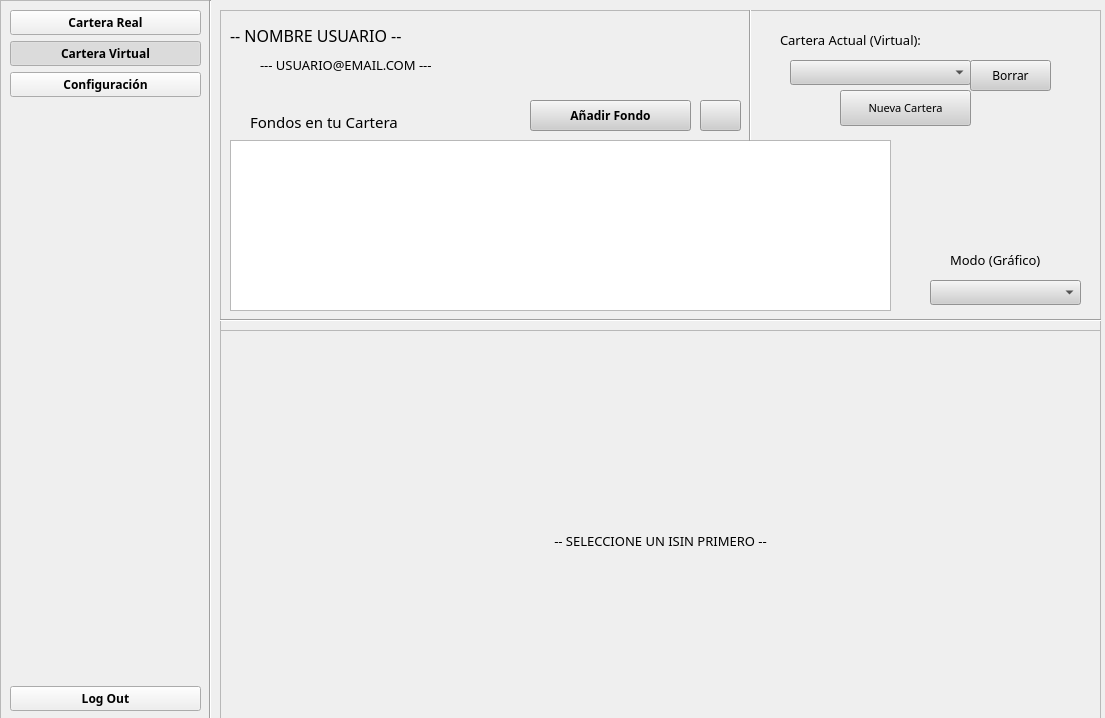
Qt form src/GUI/PrincipalUsuario.ui (jesusramondovale/IngenicaSTS) before a commit.
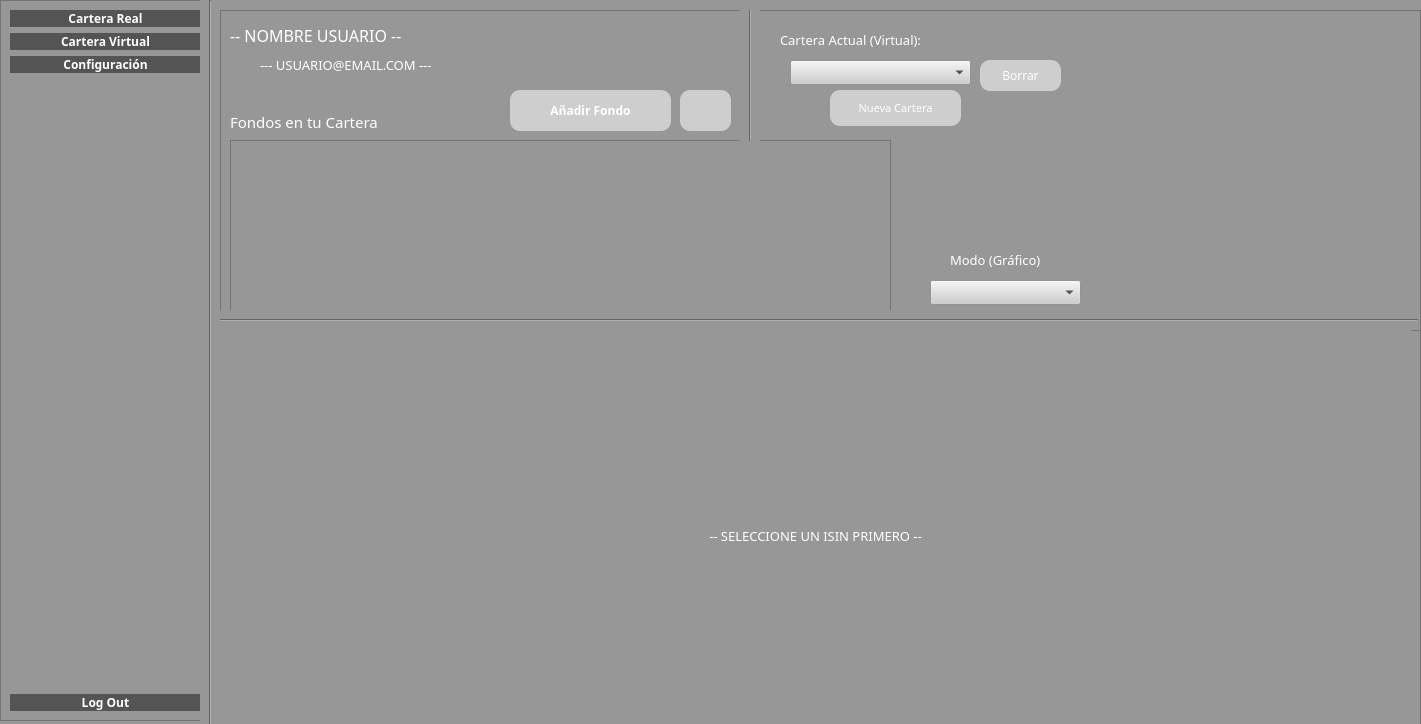
The same form after that commit. Icons and pictures are not drawn.

Patch:
```diff
--- a/src/GUI/PrincipalUsuario.ui
+++ b/src/GUI/PrincipalUsuario.ui
@@ -6,8 +6,8 @@
    <rect>
     <x>0</x>
     <y>0</y>
-    <width>1105</width>
-    <height>718</height>
+    <width>1421</width>
+    <height>724</height>
    </rect>
   </property>
   <property name="windowTitle">
@@ -18,7 +18,45 @@
     <normaloff>../../../logo.ico</normaloff>../../../logo.ico</iconset>
   </property>
   <property name="styleSheet">
-   <string notr="true"/>
+   <string notr="true">* {
+	 background-color: rgb(151, 151, 151)
+}
+
+QLabel {
+	color: rgb(255, 255, 255);
+
+}
+
+QLineEdit {
+	border:  2px solid rgb(98, 98, 98);
+	border-radius: 15px;
+	color: rgb(255, 255, 255);
+	background-color: rgb(151, 151, 151)
+}
+QLineEdit:hover{
+	border: 2px solid rgb(48,50,62);
+}
+
+QLineEdit:focus {
+
+	border : 2px solid rgb(48,50,62)
+
+}
+
+
+QPushButton {
+
+	border-radius: 10px;
+	background-color: rgb(84, 84, 84);
+	color:rgb(255, 255, 255)
+
+}
+
+QPushButton:hover {
+	background-color: rgb(0, 0, 0)
+}
+
+</string>
   </property>
   <widget class="QWidget" name="centralwidget">
    <property name="styleSheet">
@@ -36,6 +74,9 @@
       <height>721</height>
      </rect>
     </property>
+    <property name="styleSheet">
+     <string notr="true"/>
+    </property>
     <property name="frameShape">
      <enum>QFrame::StyledPanel</enum>
     </property>
@@ -53,6 +94,9 @@
          <bold>true</bold>
         </font>
        </property>
+       <property name="styleSheet">
+        <string notr="true"/>
+       </property>
        <property name="text">
         <string>Cartera Real</string>
        </property>
@@ -157,8 +201,8 @@
      <rect>
       <x>220</x>
       <y>10</y>
-      <width>881</width>
-      <height>821</height>
+      <width>1201</width>
+      <height>731</height>
      </rect>
     </property>
     <property name="frameShape">
@@ -172,7 +216,7 @@
       <rect>
        <x>0</x>
        <y>0</y>
-       <width>881</width>
+       <width>1201</width>
        <height>321</height>
       </rect>
      </property>
@@ -251,6 +295,11 @@
         <height>171</height>
        </rect>
       </property>
+      <property name="styleSheet">
+       <string notr="true">selection-color: rgb(89, 89, 89);
+border-color: rgb(0, 216, 216);
+color: rgb(255, 255, 255);</string>
+      </property>
       <property name="editTriggers">
        <set>QAbstractItemView::DoubleClicked</set>
       </property>
@@ -317,10 +366,10 @@
      <widget class="QPushButton" name="buttonAddISIN">
       <property name="geometry">
        <rect>
-        <x>310</x>
-        <y>90</y>
+        <x>290</x>
+        <y>80</y>
         <width>161</width>
-        <height>31</height>
+        <height>41</height>
        </rect>
       </property>
       <property name="font">
@@ -401,9 +450,9 @@
      <widget class="QLabel" name="labelCartera">
       <property name="geometry">
        <rect>
-        <x>30</x>
+        <x>10</x>
         <y>100</y>
-        <width>271</width>
+        <width>261</width>
         <height>23</height>
        </rect>
       </property>
@@ -428,7 +477,7 @@
      <widget class="QPushButton" name="buttonBorrarCartera">
       <property name="geometry">
        <rect>
-        <x>750</x>
+        <x>760</x>
         <y>50</y>
         <width>81</width>
         <height>31</height>
@@ -455,7 +504,7 @@
      <widget class="QPushButton" name="buttonAddCarteras">
       <property name="geometry">
        <rect>
-        <x>620</x>
+        <x>610</x>
         <y>80</y>
         <width>131</width>
         <height>36</height>
@@ -491,10 +540,10 @@
      <widget class="QPushButton" name="buttonBorrarFondo">
       <property name="geometry">
        <rect>
-        <x>480</x>
-        <y>90</y>
-        <width>41</width>
-        <height>31</height>
+        <x>460</x>
+        <y>80</y>
+        <width>51</width>
+        <height>41</height>
        </rect>
       </property>
       <property name="font">
@@ -524,6 +573,9 @@
         <height>141</height>
        </rect>
       </property>
+      <property name="styleSheet">
+       <string notr="true">color: rgb(255, 255, 255);</string>
+      </property>
       <property name="orientation">
        <enum>Qt::Vertical</enum>
       </property>
@@ -533,7 +585,7 @@
        <rect>
         <x>-13</x>
         <y>300</y>
-        <width>901</width>
+        <width>1211</width>
         <height>20</height>
        </rect>
       </property>
@@ -547,8 +599,8 @@
       <rect>
        <x>0</x>
        <y>320</y>
-       <width>881</width>
-       <height>421</height>
+       <width>1191</width>
+       <height>411</height>
       </rect>
      </property>
      <layout class="QHBoxLayout" name="layout">
@@ -582,7 +634,7 @@
       <x>200</x>
       <y>0</y>
       <width>20</width>
-      <height>841</height>
+      <height>741</height>
      </rect>
     </property>
     <property name="font">
@@ -590,6 +642,9 @@
       <pointsize>12</pointsize>
      </font>
     </property>
+    <property name="styleSheet">
+     <string notr="true">color: rgb(255, 255, 255);</string>
+    </property>
     <property name="orientation">
      <enum>Qt::Vertical</enum>
     </property>
```
Left out of the diff: 30 changed lines with no effect on the pictures.
